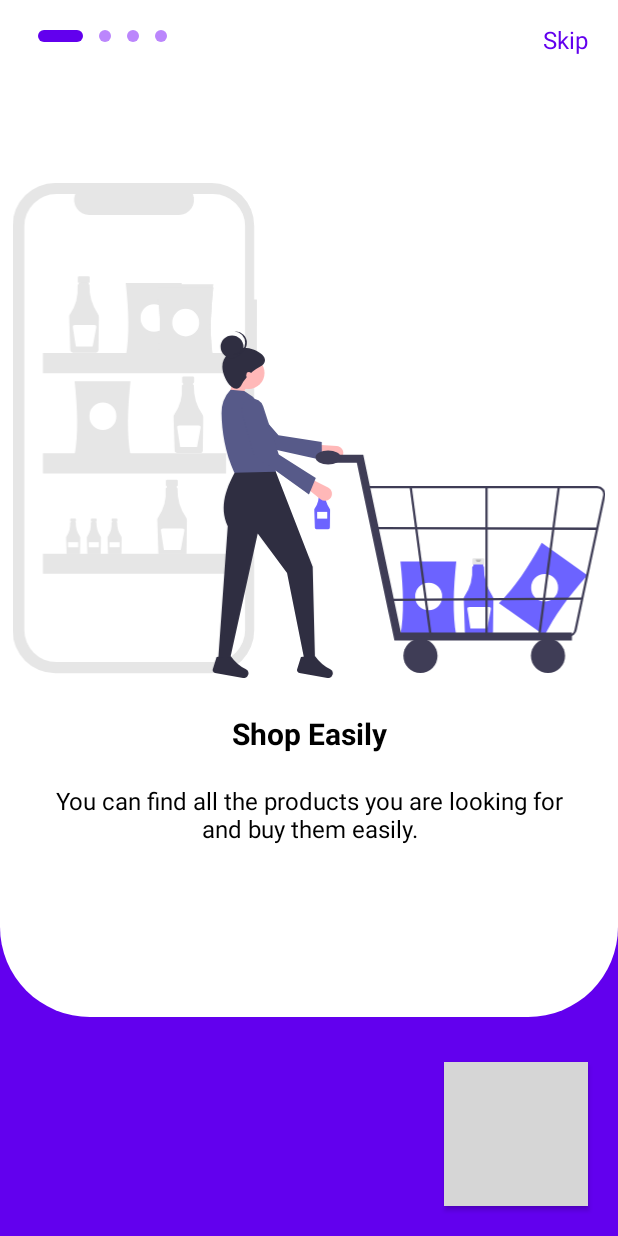
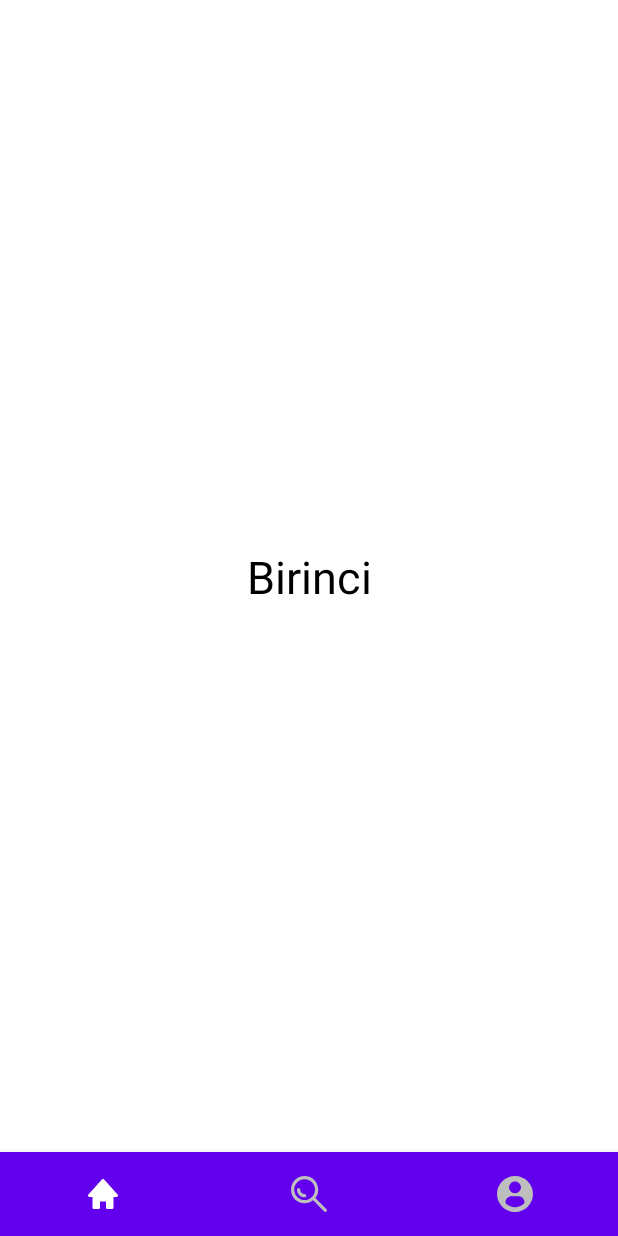
Before and after one commit to mrnirva/ShoppingApp, an Android app: the screen it shows after launch (MainActivity), on a phone screen of 412 x 824 dp. Run offline under Robolectric (Android 15) with nearby library versions, the phone set to English and light mode, and no system bars; our stand-ins replace data binding, navigation-ui; grey boxes are pictures that could not be loaded.

Commit message:
Create bottom navigation for main menu, add empty page product, search, profile

```diff
--- a/ShoppingApp/app/src/main/AndroidManifest.xml
+++ b/ShoppingApp/app/src/main/AndroidManifest.xml
@@ -16,7 +16,7 @@
         android:theme="@style/Theme.ShoppingApp"
         tools:targetApi="31">
         <activity
-            android:name=".ui.main.MainActivity"
+            android:name=".ui.MainActivity"
             android:exported="true">
 
             <intent-filter>
--- a/ShoppingApp/app/src/main/java/com/shopping/app/ui/main/MainActivity.kt
+++ b/ShoppingApp/app/src/main/java/com/shopping/app/ui/MainActivity.kt
@@ -1,4 +1,4 @@
-package com.shopping.app.ui.main
+package com.shopping.app.ui
 
 import androidx.appcompat.app.AppCompatActivity
 import android.os.Bundle
--- /dev/null
+++ b/ShoppingApp/app/src/main/java/com/shopping/app/ui/main/MainMenuFragment.kt
@@ -0,0 +1,33 @@
+package com.shopping.app.ui.main
+
+import android.os.Bundle
+import android.view.LayoutInflater
+import android.view.View
+import android.view.ViewGroup
+import androidx.databinding.DataBindingUtil
+import androidx.fragment.app.Fragment
+import androidx.navigation.fragment.NavHostFragment
+import androidx.navigation.ui.NavigationUI
+import com.shopping.app.R
+import com.shopping.app.databinding.FragmentMainMenuBinding
+
+class MainMenuFragment : Fragment() {
+
+    private lateinit var bnd: FragmentMainMenuBinding
+
+    override fun onCreateView(inflater: LayoutInflater, container: ViewGroup?, savedInstanceState: Bundle?): View {
+
+        bnd = DataBindingUtil.inflate(inflater, R.layout.fragment_main_menu, container, false)
+        init()
+        return bnd.root
+
+    }
+
+    private fun init(){
+
+        val navHostFragment = childFragmentManager.findFragmentById(R.id.navHostFragmentContainer) as NavHostFragment
+        NavigationUI.setupWithNavController(bnd.bottomNav, navHostFragment.navController)
+
+    }
+
+}
--- /dev/null
+++ b/ShoppingApp/app/src/main/java/com/shopping/app/ui/main/product/ProductFragment.kt
@@ -0,0 +1,30 @@
+package com.shopping.app.ui.main.product
+
+import android.os.Bundle
+import android.view.LayoutInflater
+import android.view.View
+import android.view.ViewGroup
+import androidx.databinding.DataBindingUtil
+import androidx.fragment.app.Fragment
+import com.shopping.app.R
+import com.shopping.app.databinding.FragmentProductBinding
+
+class ProductFragment : Fragment() {
+
+    private lateinit var bnd: FragmentProductBinding
+
+    override fun onCreateView(inflater: LayoutInflater, container: ViewGroup?, savedInstanceState: Bundle?): View {
+
+        bnd = DataBindingUtil.inflate(inflater, R.layout.fragment_product, container, false)
+        init()
+        return bnd.root
+
+    }
+
+    private fun init(){
+
+
+
+    }
+
+}
--- /dev/null
+++ b/ShoppingApp/app/src/main/java/com/shopping/app/ui/main/profile/ProfileFragment.kt
@@ -0,0 +1,30 @@
+package com.shopping.app.ui.main.profile
+
+import android.os.Bundle
+import android.view.LayoutInflater
+import android.view.View
+import android.view.ViewGroup
+import androidx.databinding.DataBindingUtil
+import androidx.fragment.app.Fragment
+import com.shopping.app.R
+import com.shopping.app.databinding.FragmentProfileBinding
+
+class ProfileFragment : Fragment() {
+
+    private lateinit var bnd: FragmentProfileBinding
+
+    override fun onCreateView(inflater: LayoutInflater, container: ViewGroup?, savedInstanceState: Bundle?): View {
+
+        bnd = DataBindingUtil.inflate(inflater, R.layout.fragment_profile, container, false)
+        init()
+        return bnd.root
+
+    }
+
+    private fun init(){
+
+
+
+    }
+
+}
--- /dev/null
+++ b/ShoppingApp/app/src/main/java/com/shopping/app/ui/main/search/SearchFragment.kt
@@ -0,0 +1,30 @@
+package com.shopping.app.ui.main.search
+
+import android.os.Bundle
+import android.view.LayoutInflater
+import android.view.View
+import android.view.ViewGroup
+import androidx.databinding.DataBindingUtil
+import androidx.fragment.app.Fragment
+import com.shopping.app.R
+import com.shopping.app.databinding.FragmentSearchBinding
+
+class SearchFragment : Fragment() {
+
+    private lateinit var bnd: FragmentSearchBinding
+
+    override fun onCreateView(inflater: LayoutInflater, container: ViewGroup?, savedInstanceState: Bundle?): View {
+
+        bnd = DataBindingUtil.inflate(inflater, R.layout.fragment_search, container, false)
+        init()
+        return bnd.root
+
+    }
+
+    private fun init(){
+
+
+
+    }
+
+}
--- a/ShoppingApp/app/src/main/java/com/shopping/app/ui/splash/SplashFragment.kt
+++ b/ShoppingApp/app/src/main/java/com/shopping/app/ui/splash/SplashFragment.kt
@@ -33,7 +33,8 @@ class SplashFragment : Fragment() {
 
     private fun init(){
 
-        findNavController().navigate(R.id.action_splashFragment_to_onboardingFragment)
+        // findNavController().navigate(R.id.action_splashFragment_to_onboardingFragment)
+        findNavController().navigate(R.id.action_splashFragment_to_mainMenuFragment)
 
     }
 
--- /dev/null
+++ b/ShoppingApp/app/src/main/res/color/bottom_nav_color.xml
@@ -0,0 +1,6 @@
+<?xml version="1.0" encoding="utf-8"?>
+<selector xmlns:android="http://schemas.android.com/apk/res/android">
+    <item android:state_checked="true" android:color="@color/white" />
+    <item android:state_pressed="true" android:color="@color/white" />
+    <item android:color="@color/gray" />
+</selector>
--- /dev/null
+++ b/ShoppingApp/app/src/main/res/drawable/ic_home.xml
@@ -0,0 +1,9 @@
+<vector xmlns:android="http://schemas.android.com/apk/res/android"
+    android:width="24dp"
+    android:height="24dp"
+    android:viewportWidth="24"
+    android:viewportHeight="24">
+  <path
+      android:fillColor="#FFFFFF"
+      android:pathData="m21.743,12.331 l-9,-10c-0.379,-0.422 -1.107,-0.422 -1.486,0l-9,10a0.998,0.998 0,0 0,-0.17 1.076c0.16,0.361 0.518,0.593 0.913,0.593h2v7a1,1 0,0 0,1 1h3a1,1 0,0 0,1 -1v-4h4v4a1,1 0,0 0,1 1h3a1,1 0,0 0,1 -1v-7h2a0.998,0.998 0,0 0,0.743 -1.669z"/>
+</vector>
--- /dev/null
+++ b/ShoppingApp/app/src/main/res/drawable/ic_profile.xml
@@ -0,0 +1,4 @@
+<vector android:height="24dp" android:viewportHeight="45.532"
+    android:viewportWidth="45.532" android:width="24dp" xmlns:android="http://schemas.android.com/apk/res/android">
+    <path android:fillColor="#FFFFFF" android:pathData="M22.766,0.001C10.194,0.001 0,10.193 0,22.766s10.193,22.765 22.766,22.765c12.574,0 22.766,-10.192 22.766,-22.765S35.34,0.001 22.766,0.001zM22.766,6.808c4.16,0 7.531,3.372 7.531,7.53c0,4.159 -3.371,7.53 -7.531,7.53c-4.158,0 -7.529,-3.371 -7.529,-7.53C15.237,10.18 18.608,6.808 22.766,6.808zM22.761,39.579c-4.149,0 -7.949,-1.511 -10.88,-4.012c-0.714,-0.609 -1.126,-1.502 -1.126,-2.439c0,-4.217 3.413,-7.592 7.631,-7.592h8.762c4.219,0 7.619,3.375 7.619,7.592c0,0.938 -0.41,1.829 -1.125,2.438C30.712,38.068 26.911,39.579 22.761,39.579z"/>
+</vector>
--- /dev/null
+++ b/ShoppingApp/app/src/main/res/drawable/ic_search.xml
@@ -0,0 +1,5 @@
+<vector android:height="24dp" android:viewportHeight="330"
+    android:viewportWidth="330" android:width="24dp" xmlns:android="http://schemas.android.com/apk/res/android">
+    <path android:fillColor="#FFFFFF" android:pathData="M125,165.01c-22.06,0 -40,-17.94 -40,-40c0,-8.28 -6.72,-15 -15,-15c-8.28,0 -15,6.72 -15,15c0,38.6 31.4,70 70,70c8.28,0 15,-6.72 15,-15C140.01,171.72 133.29,165.01 125,165.01z"/>
+    <path android:fillColor="#FFFFFF" android:pathData="M325.61,304.39L223.33,202.12c16.71,-21.26 26.68,-48.04 26.68,-77.11C250.01,56.08 193.93,0 125,0C56.08,0 0,56.08 0,125C0,193.93 56.08,250.01 125,250.01c29.07,0 55.85,-9.98 77.11,-26.68l102.28,102.28C307.32,328.54 311.16,330 315,330c3.84,0 7.68,-1.46 10.61,-4.39C331.46,319.75 331.46,310.25 325.61,304.39zM30,125C30,72.62 72.62,30 125,30c52.39,0 95.01,42.62 95.01,95c0,52.39 -42.62,95 -95.01,95C72.62,220.01 30,177.39 30,125z"/>
+</vector>
--- a/ShoppingApp/app/src/main/res/layout/activity_main.xml
+++ b/ShoppingApp/app/src/main/res/layout/activity_main.xml
@@ -4,7 +4,7 @@
     xmlns:tools="http://schemas.android.com/tools"
     android:layout_width="match_parent"
     android:layout_height="match_parent"
-    tools:context=".ui.main.MainActivity">
+    tools:context=".ui.MainActivity">
 
     <androidx.fragment.app.FragmentContainerView
         android:id="@+id/fragmentContainerView"
--- /dev/null
+++ b/ShoppingApp/app/src/main/res/layout/fragment_main_menu.xml
@@ -0,0 +1,36 @@
+<?xml version="1.0" encoding="utf-8"?>
+<layout
+    xmlns:android="http://schemas.android.com/apk/res/android"
+    xmlns:app="http://schemas.android.com/apk/res-auto">
+
+    <androidx.constraintlayout.widget.ConstraintLayout
+        android:layout_width="match_parent"
+        android:layout_height="match_parent">
+
+        <androidx.fragment.app.FragmentContainerView
+            android:id="@+id/navHostFragmentContainer"
+            android:name="androidx.navigation.fragment.NavHostFragment"
+            android:layout_width="match_parent"
+            android:layout_height="0dp"
+            app:defaultNavHost="true"
+            app:layout_constraintBottom_toTopOf="@id/bottomNav"
+            app:layout_constraintEnd_toEndOf="parent"
+            app:layout_constraintStart_toStartOf="parent"
+            app:layout_constraintTop_toTopOf="parent"
+            app:navGraph="@navigation/nav_graph_bottom_bar" />
+
+        <com.google.android.material.bottomnavigation.BottomNavigationView
+            android:id="@+id/bottomNav"
+            android:layout_width="0dp"
+            android:layout_height="wrap_content"
+            app:menu="@menu/bottom_bar_menu"
+            app:labelVisibilityMode="unlabeled"
+            app:backgroundTint="@color/main_color"
+            app:itemIconTint="@color/bottom_nav_color"
+            app:layout_constraintStart_toStartOf="parent"
+            app:layout_constraintEnd_toEndOf="parent"
+            app:layout_constraintBottom_toBottomOf="parent"/>
+
+    </androidx.constraintlayout.widget.ConstraintLayout>
+
+</layout>
--- /dev/null
+++ b/ShoppingApp/app/src/main/res/layout/fragment_product.xml
@@ -0,0 +1,24 @@
+<?xml version="1.0" encoding="utf-8"?>
+<layout
+    xmlns:android="http://schemas.android.com/apk/res/android"
+    xmlns:app="http://schemas.android.com/apk/res-auto">
+
+    <androidx.constraintlayout.widget.ConstraintLayout
+        android:layout_width="match_parent"
+        android:layout_height="match_parent">
+
+        <TextView
+            android:id="@+id/textView"
+            android:layout_width="wrap_content"
+            android:layout_height="wrap_content"
+            android:text="Birinci"
+            android:textColor="@color/black"
+            android:textSize="30sp"
+            app:layout_constraintBottom_toBottomOf="parent"
+            app:layout_constraintEnd_toEndOf="parent"
+            app:layout_constraintStart_toStartOf="parent"
+            app:layout_constraintTop_toTopOf="parent" />
+
+    </androidx.constraintlayout.widget.ConstraintLayout>
+
+</layout>
--- /dev/null
+++ b/ShoppingApp/app/src/main/res/layout/fragment_profile.xml
@@ -0,0 +1,24 @@
+<?xml version="1.0" encoding="utf-8"?>
+<layout
+    xmlns:android="http://schemas.android.com/apk/res/android"
+    xmlns:app="http://schemas.android.com/apk/res-auto">
+
+    <androidx.constraintlayout.widget.ConstraintLayout
+        android:layout_width="match_parent"
+        android:layout_height="match_parent">
+
+        <TextView
+            android:id="@+id/textView"
+            android:layout_width="wrap_content"
+            android:layout_height="wrap_content"
+            android:text="Profile"
+            android:textColor="@color/black"
+            android:textSize="30sp"
+            app:layout_constraintBottom_toBottomOf="parent"
+            app:layout_constraintEnd_toEndOf="parent"
+            app:layout_constraintStart_toStartOf="parent"
+            app:layout_constraintTop_toTopOf="parent" />
+
+    </androidx.constraintlayout.widget.ConstraintLayout>
+
+</layout>
--- /dev/null
+++ b/ShoppingApp/app/src/main/res/layout/fragment_search.xml
@@ -0,0 +1,24 @@
+<?xml version="1.0" encoding="utf-8"?>
+<layout
+    xmlns:android="http://schemas.android.com/apk/res/android"
+    xmlns:app="http://schemas.android.com/apk/res-auto">
+
+    <androidx.constraintlayout.widget.ConstraintLayout
+        android:layout_width="match_parent"
+        android:layout_height="match_parent">
+
+        <TextView
+            android:id="@+id/textView"
+            android:layout_width="wrap_content"
+            android:layout_height="wrap_content"
+            android:text="Search"
+            android:textColor="@color/black"
+            android:textSize="30sp"
+            app:layout_constraintBottom_toBottomOf="parent"
+            app:layout_constraintEnd_toEndOf="parent"
+            app:layout_constraintStart_toStartOf="parent"
+            app:layout_constraintTop_toTopOf="parent" />
+
+    </androidx.constraintlayout.widget.ConstraintLayout>
+
+</layout>
--- /dev/null
+++ b/ShoppingApp/app/src/main/res/menu/bottom_bar_menu.xml
@@ -0,0 +1,18 @@
+<?xml version="1.0" encoding="utf-8"?>
+<menu
+    xmlns:android="http://schemas.android.com/apk/res/android">
+
+    <item
+        android:id="@+id/homeFragment"
+        android:icon="@drawable/ic_home"
+        android:title="@string/products" />
+    <item
+        android:id="@+id/searchFragment"
+        android:icon="@drawable/ic_search"
+        android:title="@string/search" />
+    <item
+        android:id="@+id/profileFragment"
+        android:icon="@drawable/ic_profile"
+        android:title="@string/profile" />
+
+</menu>
--- /dev/null
+++ b/ShoppingApp/app/src/main/res/navigation/nav_graph_bottom_bar.xml
@@ -0,0 +1,19 @@
+<?xml version="1.0" encoding="utf-8"?>
+<navigation xmlns:android="http://schemas.android.com/apk/res/android"
+    xmlns:app="http://schemas.android.com/apk/res-auto"
+    android:id="@+id/nav_graph_bottom_bar"
+    app:startDestination="@id/homeFragment">
+
+    <fragment
+        android:id="@+id/homeFragment"
+        android:name="com.shopping.app.ui.main.product.ProductFragment"
+        android:label="HomeFragment" />
+    <fragment
+        android:id="@+id/searchFragment"
+        android:name="com.shopping.app.ui.main.search.SearchFragment"
+        android:label="SearchFragment" />
+    <fragment
+        android:id="@+id/profileFragment"
+        android:name="com.shopping.app.ui.main.profile.ProfileFragment"
+        android:label="ProfileFragment" />
+</navigation>
--- a/ShoppingApp/app/src/main/res/navigation/nav_graph_main.xml
+++ b/ShoppingApp/app/src/main/res/navigation/nav_graph_main.xml
@@ -28,5 +28,14 @@
             app:destination="@id/onboardingFragment"
             app:popUpTo="@id/nav_graph_main"
             app:popUpToInclusive="true" />
+        <action
+            android:id="@+id/action_splashFragment_to_mainMenuFragment"
+            app:destination="@id/mainMenuFragment"
+            app:popUpTo="@id/nav_graph_main"
+            app:popUpToInclusive="true" />
     </fragment>
+    <fragment
+        android:id="@+id/mainMenuFragment"
+        android:name="com.shopping.app.ui.main.MainMenuFragment"
+        android:label="MainMenuFragment" />
 </navigation>
--- a/ShoppingApp/app/src/main/res/values/strings.xml
+++ b/ShoppingApp/app/src/main/res/values/strings.xml
@@ -29,5 +29,10 @@
     <string name="passwords_dont_match">Passwords don\'t match!</string>
     <string name="password_greater_than_5">Password must be greater than 5 characters!</string>
 
+    <!-- Main Menu Screen-->
+    <string name="products">Products</string>
+    <string name="search">Search</string>
+    <string name="profile">Profile</string>
+
 
 </resources>
```
